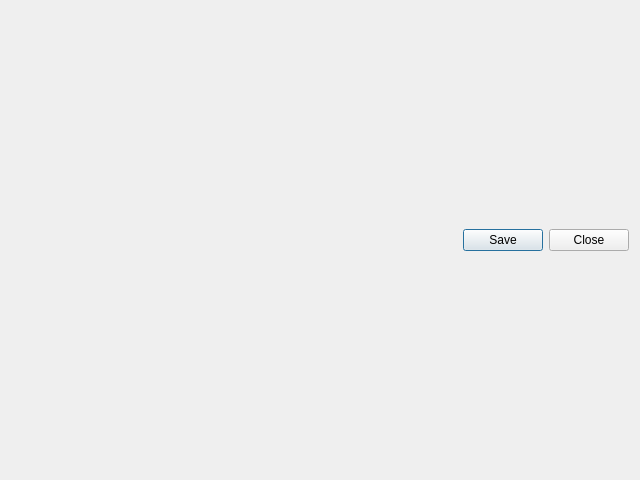
The window that ExportDialog.ui (KaikiasVind/CellBadger) describes before a commit, drawn with Qt 5.
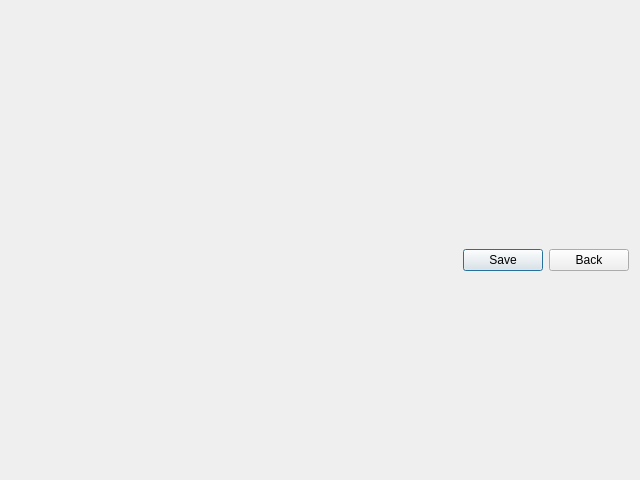
The same window after the commit.

What changed in the file:
```diff
--- a/ExportDialog.ui
+++ b/ExportDialog.ui
@@ -15,20 +15,58 @@
   </property>
   <layout class="QVBoxLayout" name="verticalLayout">
    <item>
-    <layout class="QVBoxLayout" name="verticalLayoutMain"/>
-   </item>
-   <item>
-    <widget class="QDialogButtonBox" name="buttonBoxBottom">
-     <property name="orientation">
-      <enum>Qt::Horizontal</enum>
-     </property>
-     <property name="standardButtons">
-      <set>QDialogButtonBox::Close|QDialogButtonBox::Save</set>
-     </property>
-     <property name="centerButtons">
-      <bool>false</bool>
-     </property>
-    </widget>
+    <layout class="QVBoxLayout" name="verticalLayoutMain">
+     <item>
+      <spacer name="verticalSpacerMain">
+       <property name="orientation">
+        <enum>Qt::Vertical</enum>
+       </property>
+       <property name="sizeType">
+        <enum>QSizePolicy::Preferred</enum>
+       </property>
+       <property name="sizeHint" stdset="0">
+        <size>
+         <width>20</width>
+         <height>40</height>
+        </size>
+       </property>
+      </spacer>
+     </item>
+     <item>
+      <layout class="QHBoxLayout" name="horizontalLayoutButtons">
+       <property name="sizeConstraint">
+        <enum>QLayout::SetDefaultConstraint</enum>
+       </property>
+       <item>
+        <spacer name="horizontalSpacerButtons">
+         <property name="orientation">
+          <enum>Qt::Horizontal</enum>
+         </property>
+         <property name="sizeHint" stdset="0">
+          <size>
+           <width>40</width>
+           <height>20</height>
+          </size>
+         </property>
+        </spacer>
+       </item>
+       <item>
+        <widget class="QPushButton" name="pushButtonSave">
+         <property name="text">
+          <string>Save</string>
+         </property>
+        </widget>
+       </item>
+       <item>
+        <widget class="QPushButton" name="pushButtonBack">
+         <property name="text">
+          <string>Back</string>
+         </property>
+        </widget>
+       </item>
+      </layout>
+     </item>
+    </layout>
    </item>
   </layout>
  </widget>
```
Left out of the diff: 35 changed lines with no effect on the pictures.
